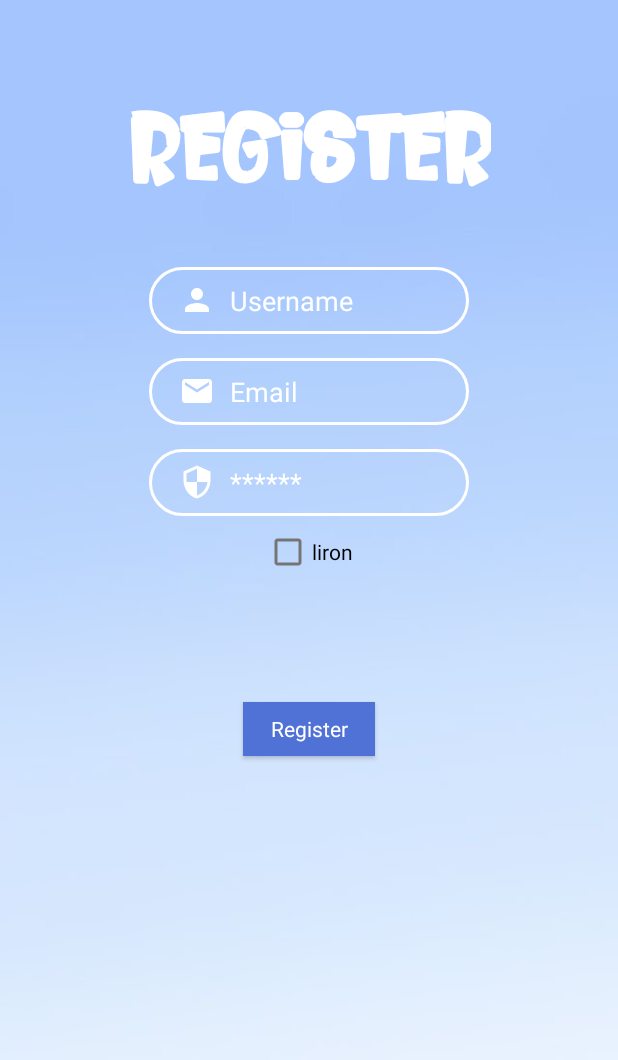
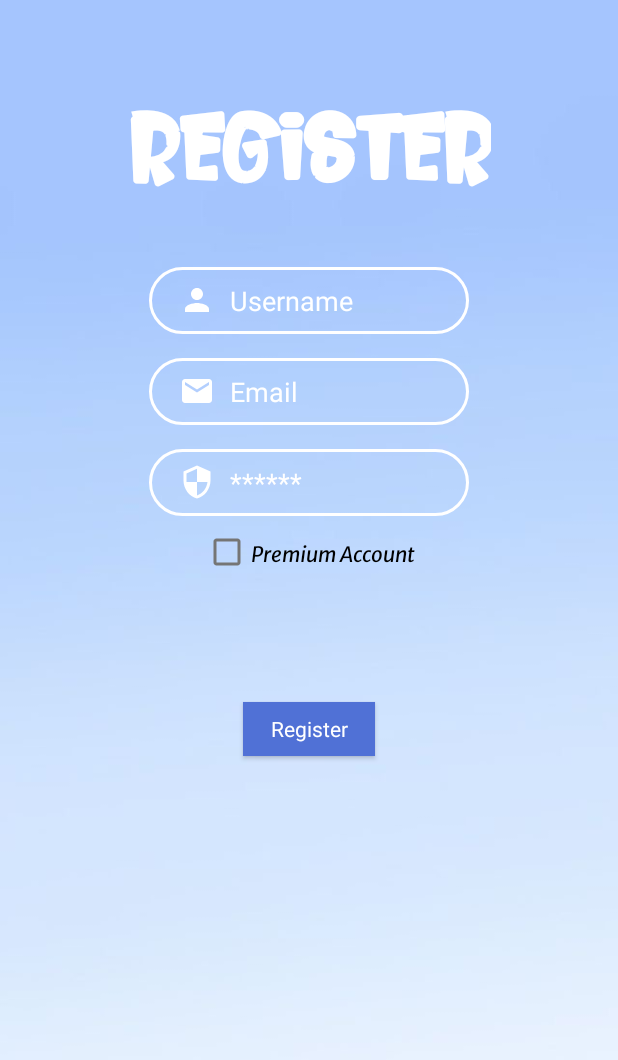
Before and after one commit to lironshish/TriviaGame, an Android app: the RegisterActivity screen opened directly, with no data from a screen before it, after a tap on "Register", on a phone screen of 412 x 824 dp. Shown: the top 1060 px of the screen. Run offline under Robolectric (Android 15) with nearby library versions, the phone set to English and light mode, and no system bars; our stand-ins replace Firebase (no records; nobody signed in at launch, a user with empty details on screens opened directly).

Commit message:
Add premium users

```diff
--- a/app/src/main/java/com/example/triviagame/Activities/RegisterActivity.java
+++ b/app/src/main/java/com/example/triviagame/Activities/RegisterActivity.java
@@ -4,6 +4,7 @@ import android.content.Intent;
 import android.os.Bundle;
 import android.util.Patterns;
 import android.view.View;
+import android.widget.CheckBox;
 import android.widget.EditText;
 import android.widget.TextView;
 import android.widget.Toast;
@@ -26,6 +27,7 @@ public class RegisterActivity extends AppCompatActivity {
     private TextView register;
     private EditText inputUsername, inputEmail, inputPassword;
     private MaterialButton register_BTN;
+    private CheckBox premium_account;
     //Local user
     private MyUser tempUser;
     //DB
@@ -49,8 +51,9 @@ public class RegisterActivity extends AppCompatActivity {
                 String userName = inputUsername.getText().toString();
                 String email = inputEmail.getText().toString();
                 String password = inputPassword.getText().toString();
+                boolean premium = premium_account.isChecked();
                 if (emailValidator(email)) {
-                    tempUser = new MyUser(userName, email, password);
+                    tempUser = new MyUser(userName, email, password, premium);
                     storeUserInDB(tempUser);
                 }
             }
@@ -75,10 +78,16 @@ public class RegisterActivity extends AppCompatActivity {
         myRef.child("userName").setValue(tempUser.getName());
         myRef.child("email").setValue(tempUser.getEmail());
         myRef.child("password").setValue(tempUser.getPassword());
+        myRef.child("premium").setValue(tempUser.isPremium());
         Intent intent = new Intent(RegisterActivity.this, AllTopicsActivity.class);
         Bundle bundle = new Bundle();
         bundle.putString("userName", tempUser.getName());
+        if(tempUser.isPremium())
+            bundle.putString("isPremium", "true");
+        else
+            bundle.putString("isPremium", "false");
         intent.putExtra("Bundle", bundle);
+        startActivity(intent);
         finish();
     }
 
@@ -88,6 +97,7 @@ public class RegisterActivity extends AppCompatActivity {
         inputEmail = findViewById(R.id.inputEmail);
         inputPassword = findViewById(R.id.inputPassword);
         register_BTN = findViewById(R.id.register_BTN);
+        premium_account = findViewById(R.id.premium_account);
     }
 
 
--- a/app/src/main/res/layout/activity_register.xml
+++ b/app/src/main/res/layout/activity_register.xml
@@ -22,6 +22,7 @@
         android:textColor="@color/white"
         android:textSize="90sp"
         android:textStyle="bold" />
+
     <LinearLayout
         android:id="@+id/LL_top"
         android:layout_width="wrap_content"
@@ -29,8 +30,7 @@
         android:layout_below="@+id/register"
         android:layout_centerInParent="true"
         android:gravity="center"
-        android:orientation="vertical"
-        >
+        android:orientation="vertical">
 
         <EditText
             android:id="@+id/inputUsername"
@@ -88,22 +88,22 @@
             android:textColor="@color/white"
             android:textColorHint="@color/white" />
 
-            <CheckBox
-                android:id="@+id/inputPasswordl"
-                android:layout_width="wrap_content"
-                android:layout_height="wrap_content"
-                android:text="liron"/>
+        <CheckBox
+            android:id="@+id/premium_account"
+            android:layout_width="wrap_content"
+            android:layout_height="wrap_content"
+            android:fontFamily="@font/main_font"
+            android:text="Premium Account" />
 
 
         <com.google.android.material.button.MaterialButton
             android:id="@+id/register_BTN"
+            style="@style/Widget.Material3.FloatingActionButton.Large.Primary"
             android:layout_width="wrap_content"
             android:layout_height="wrap_content"
             android:layout_marginTop="70dp"
             android:backgroundTint="@color/blue"
-            style="@style/Widget.Material3.FloatingActionButton.Large.Primary"
-            android:text="Register"
-            />
+            android:text="Register" />
     </LinearLayout>
 
 </RelativeLayout>
```
Also changed, not shown: app/src/main/java/com/example/triviagame/Activities/AllTopicsActivity.java (+11 -7 lines), app/src/main/java/com/example/triviagame/Activities/LoginActivity.java (+8 -2 lines), app/src/main/java/com/example/triviagame/Adapters/Trivia_Topic_Card_Adapter.java (+9 -5 lines), app/src/main/java/com/example/triviagame/Objects/MyUser.java (+12 -2 lines).
